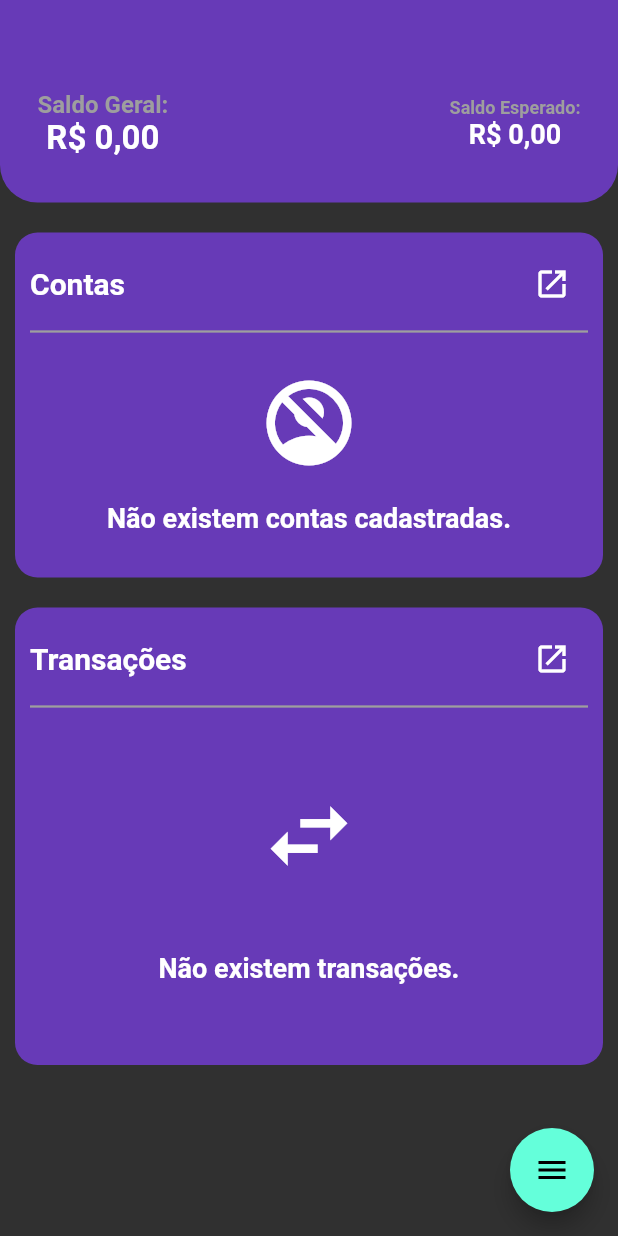
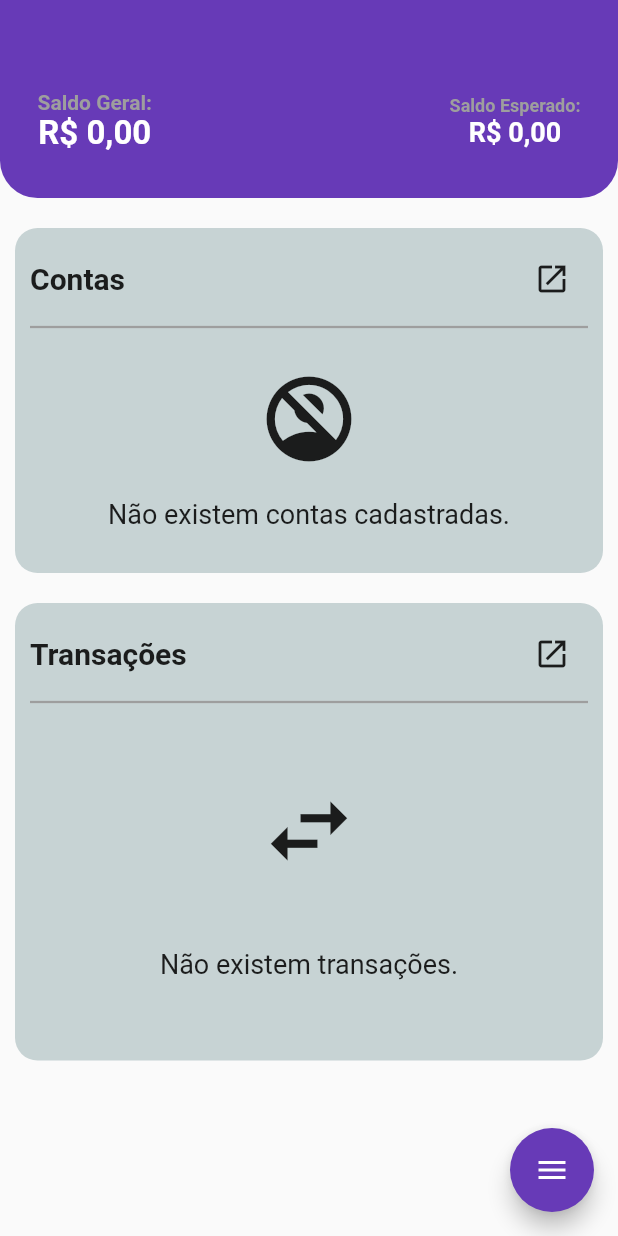
Before and after one commit to victorguarana/guarawallet, a Flutter app: the screen it shows after launch, on a phone screen of 412 x 824 dp. Run offline on Flutter 3.47's test engine with Material 2 defaults, Android fonts, the phone set to English and light mode, and no system bars; drawn by our look-alikes of flutter_speed_dial; our stand-ins replace sqflite; accounts and stored records are empty.

Commit message:
change colors and refactor forms and text

```diff
--- a/lib/components/sections/overview_section.dart
+++ b/lib/components/sections/overview_section.dart
@@ -10,7 +10,7 @@ class OverviewSection extends StatelessWidget {
   Widget build(BuildContext context) {
     return Container(
       decoration: BoxDecoration(
-          color: Theme.of(context).primaryColor,
+          color: Theme.of(context).secondaryHeaderColor,
           borderRadius:
               const BorderRadius.vertical(bottom: Radius.circular(25))),
       child: const Padding(
@@ -22,7 +22,7 @@ class OverviewSection extends StatelessWidget {
 }
 
 class _SummaryWidget extends StatefulWidget {
-  const _SummaryWidget({super.key});
+  const _SummaryWidget();
 
   @override
   State<_SummaryWidget> createState() => _SummaryWidgetState();
--- a/lib/screens/account_form_screen.dart
+++ b/lib/screens/account_form_screen.dart
@@ -35,7 +35,6 @@ class AccountFormScreenState extends State<AccountFormScreen> {
       child: Scaffold(
         appBar: AppBar(
           title: const Text('Nova Conta'),
-          backgroundColor: Theme.of(context).primaryColor,
         ),
         body: Center(
           child: Column(
@@ -51,7 +50,6 @@ class AccountFormScreenState extends State<AccountFormScreen> {
                     return null;
                   },
                   controller: nameController,
-                  textAlign: TextAlign.center,
                   decoration: const InputDecoration(
                     icon: Icon(Icons.account_box),
                     hintText: 'Nome da conta',
@@ -77,7 +75,6 @@ class AccountFormScreenState extends State<AccountFormScreen> {
                   },
                   keyboardType: TextInputType.number,
                   controller: currentBalanceController,
-                  textAlign: TextAlign.center,
                   decoration: InputDecoration(
                     prefixText: Util.currency,
                     icon: const Icon(Icons.attach_money),
--- a/lib/screens/home_screen.dart
+++ b/lib/screens/home_screen.dart
@@ -35,6 +35,7 @@ class HomeScreen extends StatelessWidget {
         spacing: 10,
         children: [
           SpeedDialChild(
+            backgroundColor: Theme.of(context).primaryColor,
             label: 'Adicionar transação',
             child: const Icon(Icons.swap_horiz),
             onTap: () {
@@ -47,6 +48,7 @@ class HomeScreen extends StatelessWidget {
             },
           ),
           SpeedDialChild(
+            backgroundColor: Theme.of(context).primaryColor,
             label: 'Adicionar conta',
             child: const Icon(Icons.account_balance),
             onTap: () {
@@ -59,6 +61,7 @@ class HomeScreen extends StatelessWidget {
             },
           ),
           SpeedDialChild(
+            backgroundColor: Colors.orange,
             label: 'Limpar transações (Sem refresh)',
             child: const Icon(Icons.clear_all),
             onTap: () {
@@ -66,6 +69,7 @@ class HomeScreen extends StatelessWidget {
             },
           ),
           SpeedDialChild(
+            backgroundColor: Colors.orange,
             label: 'Limpar Contas (Sem refresh)',
             child: const Icon(Icons.clear_all),
             onTap: () {
--- a/lib/screens/transaction_form_screen.dart
+++ b/lib/screens/transaction_form_screen.dart
@@ -35,7 +35,7 @@ class TransactionFormScreenState extends State<TransactionFormScreen> {
     for (Account account in accounts) {
       final DropdownMenuItem accountItem = DropdownMenuItem(
         value: account,
-        child: Center(child: Text(account.name)),
+        child: Text(account.name),
       );
       setState(() {
         _accountsList.add(accountItem);
@@ -69,7 +69,6 @@ class TransactionFormScreenState extends State<TransactionFormScreen> {
       child: Scaffold(
         appBar: AppBar(
           title: const Text('Nova Transação'),
-          backgroundColor: Theme.of(context).primaryColor,
         ),
         body: Center(
           child: Column(
@@ -85,8 +84,8 @@ class TransactionFormScreenState extends State<TransactionFormScreen> {
                     return null;
                   },
                   controller: nameController,
-                  textAlign: TextAlign.center,
                   decoration: const InputDecoration(
+                    icon: Icon(Icons.text_snippet),
                     hintText: 'Nome',
                     filled: true,
                   ),
@@ -112,7 +111,6 @@ class TransactionFormScreenState extends State<TransactionFormScreen> {
                   },
                   keyboardType: TextInputType.number,
                   controller: valueController,
-                  textAlign: TextAlign.center,
                   decoration: InputDecoration(
                     prefixText: Util.currency,
                     icon: const Icon(Icons.attach_money),
--- a/lib/themes/my_theme.dart
+++ b/lib/themes/my_theme.dart
@@ -3,17 +3,16 @@ import 'package:guarawallet/themes/theme_colors.dart';
 
 ThemeData myTheme = ThemeData(
   primarySwatch: ThemeColors.primaryColor,
-  primaryColor: ThemeColors.primaryColor,
-  brightness: Brightness.dark,
+  primaryColor: ThemeColors.secondaryColor,
+  secondaryHeaderColor: ThemeColors.primaryColor,
   textTheme: const TextTheme(
     bodyMedium: TextStyle(
-      fontSize: 16,
-      fontWeight: FontWeight.bold,
-    ),
+        // fontSize: 16,
+        // fontWeight: FontWeight.bold,
+        ),
     bodySmall: TextStyle(
       color: Colors.grey,
       fontSize: 12,
-      fontWeight: FontWeight.w300,
     ),
     titleMedium: TextStyle(
       fontSize: 20,
--- a/lib/themes/theme_colors.dart
+++ b/lib/themes/theme_colors.dart
@@ -2,4 +2,5 @@ import 'package:flutter/material.dart';
 
 class ThemeColors {
   static const MaterialColor primaryColor = Colors.deepPurple;
+  static const Color secondaryColor = Color.fromARGB(255, 199, 211, 212);
 }
```
Also changed, not shown: lib/screens/accounts_screen.dart (+16 -15 lines), lib/screens/transactions_screen.dart (+14 -13 lines).
